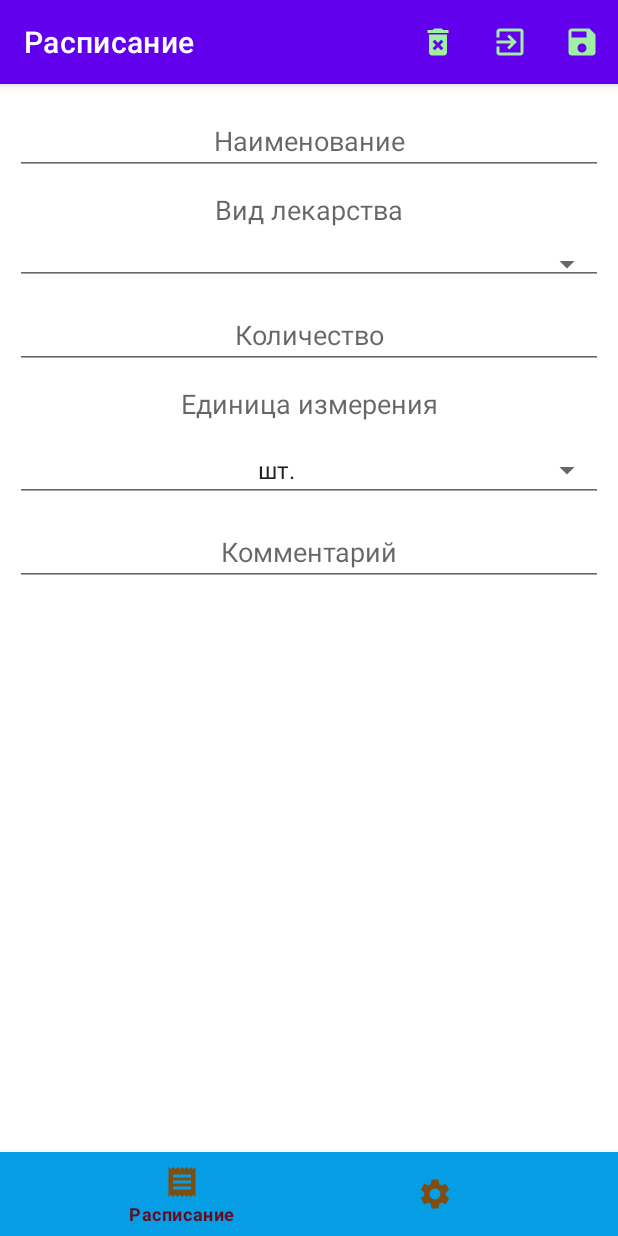
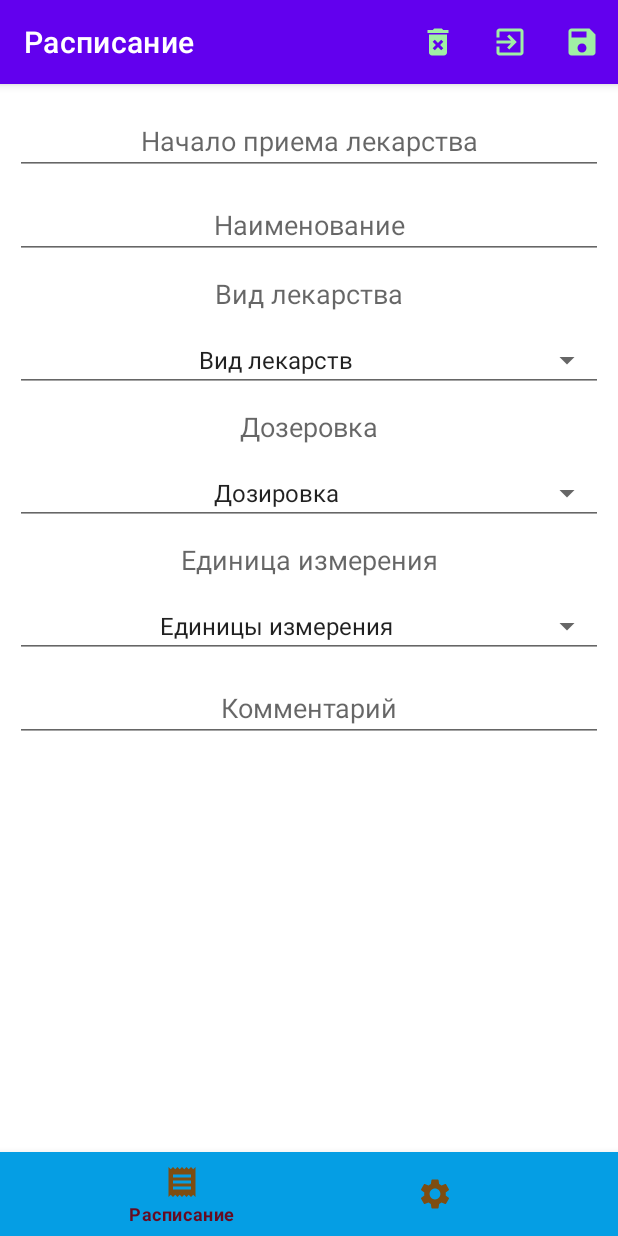
Before and after one commit to Paulik0182/MonitoringPrescriptions, an Android app: the fragment DetailsReceptionFragment placed in its activity, on a phone screen of 412 x 824 dp. Run offline under Robolectric (Android 15) with nearby library versions, the phone set to English and light mode, and no system bars; our stand-ins replace Room's generated code; 5 statements that could not run were skipped.

Commit message:
разметка для детального фрагмента (Spinner)

```diff
--- a/app/src/main/java/com/example/monitoringprescriptions/domain/entities/AppointmentFullEntity.kt
+++ b/app/src/main/java/com/example/monitoringprescriptions/domain/entities/AppointmentFullEntity.kt
@@ -4,6 +4,7 @@ import android.os.Parcelable
 import com.example.monitoringprescriptions.domain.AppointmentStatus
 import com.example.monitoringprescriptions.domain.TypeMedicine
 import kotlinx.parcelize.Parcelize
+import java.util.*
 
 @Parcelize
 data class AppointmentFullEntity(
@@ -27,6 +28,10 @@ data class AppointmentFullEntity(
     val unitMeasurement: String,
 
     // немного рассшил сущьность
-    val comment: String = "нет комментария"
+    val comment: String = "нет комментария",
+
+    val dateStart: Long = Calendar.getInstance().timeInMillis, // todo пока не используется
+
+    val dateEnd: Long = Calendar.getInstance().timeInMillis + 24 * 60 * 60 * 1_000, // todo пока не используется
 
 ) : Parcelable
--- a/app/src/main/res/layout/fragment_derails_reception.xml
+++ b/app/src/main/res/layout/fragment_derails_reception.xml
@@ -6,6 +6,18 @@
     android:layout_margin="10dp"
     android:orientation="vertical"
     tools:context=".ui.details.DetailsReceptionFragment">
+
+    <EditText
+        android:id="@+id/date_start_edit_text"
+        android:layout_width="match_parent"
+        android:layout_height="wrap_content"
+        android:layout_marginTop="5dp"
+        android:layout_marginBottom="5dp"
+        android:gravity="center_horizontal"
+        android:hint="Начало приема лекарства"
+        android:inputType="date"
+        android:textColor="@color/black"
+        android:textSize="18sp" />
 
     <EditText
         android:id="@+id/name_medicine_edit_text"
@@ -36,26 +48,34 @@
         style="@style/Widget.AppCompat.Spinner.Underlined"
         android:layout_width="match_parent"
         android:layout_height="wrap_content"
-        android:layout_alignBottom="@+id/prescribed_medicine_text_view"
         android:layout_marginTop="5dp"
         android:layout_marginBottom="5dp"
         android:spinnerMode="dialog"
-        android:textAlignment="center"
-        android:textSize="18sp" />
+        android:entries="@array/prescribed_medicine"
+        android:textAlignment="center" />
 
 
-    <EditText
-        android:id="@+id/dosage_edit_text"
+    <TextView
+        android:id="@+id/dosage_text_view"
         android:layout_width="match_parent"
         android:layout_height="wrap_content"
         android:layout_marginTop="5dp"
         android:layout_marginBottom="5dp"
         android:gravity="center_horizontal"
-        android:hint="Количество"
-        android:inputType="textAutoCorrect"
-        android:maxLength="30"
+        android:hint="Дозеровка"
         android:textColor="@color/black"
         android:textSize="18sp" />
+
+    <androidx.appcompat.widget.AppCompatSpinner
+        android:id="@+id/dosage_spinner"
+        style="@style/Widget.AppCompat.Spinner.Underlined"
+        android:layout_width="match_parent"
+        android:layout_height="wrap_content"
+        android:layout_marginTop="5dp"
+        android:layout_marginBottom="5dp"
+        android:entries="@array/dosage"
+        android:spinnerMode="dialog"
+        android:textAlignment="center" />
 
     <TextView
         android:id="@+id/unit_measurement_text_view"
@@ -76,8 +96,8 @@
         android:layout_marginTop="5dp"
         android:layout_marginBottom="5dp"
         android:spinnerMode="dialog"
-        android:textAlignment="center"
-        android:textSize="18sp" />
+        android:entries="@array/unit_measurement"
+        android:textAlignment="center" />
 
     <EditText
         android:id="@+id/comment_edit_text"
--- a/app/src/main/res/values/strings.xml
+++ b/app/src/main/res/values/strings.xml
@@ -17,15 +17,16 @@
     <string name="emoji_syringe">&#128137;</string>
 
     <!-- Spinner-->
-    <string name="selected_item">Selected item:</string>
 
     <string-array name="unit_measurement">
+        <item>Единицы измерения</item>
         <item>шт.</item>
         <item>ложка</item>
         <item>мл.</item>
     </string-array>
 
     <string-array name="prescribed_medicine">
+        <item>Вид лекарств</item>
         <item>Таблетка</item>
         <item>Укол</item>
         <item>Порошок</item>
@@ -34,4 +35,16 @@
         <item>Настойка</item>
     </string-array>
 
+    <string-array name="dosage">
+        <item>Дозировка</item>
+        <item>0.5</item>
+        <item>1.0</item>
+        <item>1.5</item>
+        <item>2.0</item>
+        <item>2.5</item>
+        <item>3.0</item>
+        <item>3.5</item>
+        <item>4.0</item>
+    </string-array>
+
 </resources>
```
Also changed, not shown: app/src/main/java/com/example/monitoringprescriptions/ui/appointments/AppointmentsFragment.kt (+6 -6 lines), app/src/main/java/com/example/monitoringprescriptions/ui/details/DetailsReceptionFragment.kt (+116 -8 lines), app/src/main/res/layout/ny_spinner.xml (added, +14 -0 lines).
